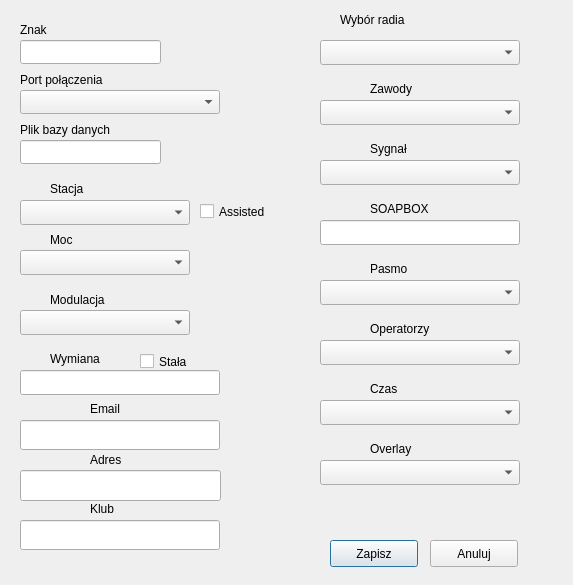
The window that konfiguracja.ui (darvark/CallLogger) describes before a commit, drawn with Qt 5.
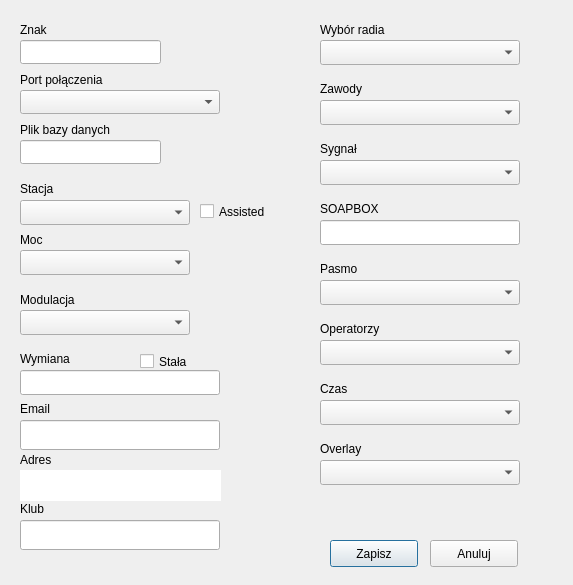
The same window after the commit.

What changed in the file:
```diff
--- a/konfiguracja.ui
+++ b/konfiguracja.ui
@@ -75,7 +75,7 @@
   <widget class="QLabel" name="label_5">
    <property name="geometry">
     <rect>
-     <x>50</x>
+     <x>20</x>
      <y>230</y>
      <width>58</width>
      <height>20</height>
@@ -114,7 +114,7 @@
   <widget class="QLabel" name="label_6">
    <property name="geometry">
     <rect>
-     <x>50</x>
+     <x>20</x>
      <y>290</y>
      <width>84</width>
      <height>20</height>
@@ -127,8 +127,8 @@
   <widget class="QLabel" name="label_7">
    <property name="geometry">
     <rect>
-     <x>340</x>
-     <y>10</y>
+     <x>320</x>
+     <y>20</y>
      <width>111</width>
      <height>20</height>
     </rect>
@@ -146,11 +146,14 @@
      <height>31</height>
     </rect>
    </property>
+   <property name="frame">
+    <bool>false</bool>
+   </property>
   </widget>
   <widget class="QLabel" name="label_8">
    <property name="geometry">
     <rect>
-     <x>90</x>
+     <x>20</x>
      <y>450</y>
      <width>84</width>
      <height>20</height>
@@ -176,7 +179,7 @@
   <widget class="QLabel" name="label_10">
    <property name="geometry">
     <rect>
-     <x>370</x>
+     <x>320</x>
      <y>260</y>
      <width>84</width>
      <height>17</height>
@@ -189,7 +192,7 @@
   <widget class="QLabel" name="label_11">
    <property name="geometry">
     <rect>
-     <x>370</x>
+     <x>320</x>
      <y>80</y>
      <width>84</width>
      <height>17</height>
@@ -202,7 +205,7 @@
   <widget class="QLabel" name="label_12">
    <property name="geometry">
     <rect>
-     <x>370</x>
+     <x>320</x>
      <y>320</y>
      <width>91</width>
      <height>17</height>
@@ -215,7 +218,7 @@
   <widget class="QLabel" name="label_13">
    <property name="geometry">
     <rect>
-     <x>50</x>
+     <x>20</x>
      <y>180</y>
      <width>84</width>
      <height>17</height>
@@ -228,7 +231,7 @@
   <widget class="QLabel" name="label_14">
    <property name="geometry">
     <rect>
-     <x>370</x>
+     <x>320</x>
      <y>380</y>
      <width>84</width>
      <height>17</height>
@@ -241,7 +244,7 @@
   <widget class="QLabel" name="label_15">
    <property name="geometry">
     <rect>
-     <x>370</x>
+     <x>320</x>
      <y>140</y>
      <width>84</width>
      <height>17</height>
@@ -254,7 +257,7 @@
   <widget class="QLabel" name="label_16">
    <property name="geometry">
     <rect>
-     <x>370</x>
+     <x>320</x>
      <y>440</y>
      <width>84</width>
      <height>17</height>
@@ -267,7 +270,7 @@
   <widget class="QLabel" name="label_17">
    <property name="geometry">
     <rect>
-     <x>90</x>
+     <x>20</x>
      <y>500</y>
      <width>84</width>
      <height>17</height>
@@ -290,7 +293,7 @@
   <widget class="QLabel" name="label_18">
    <property name="geometry">
     <rect>
-     <x>90</x>
+     <x>20</x>
      <y>400</y>
      <width>84</width>
      <height>17</height>
@@ -313,7 +316,7 @@
   <widget class="QLabel" name="label_19">
    <property name="geometry">
     <rect>
-     <x>370</x>
+     <x>320</x>
      <y>200</y>
      <width>84</width>
      <height>17</height>
@@ -436,7 +439,7 @@
   <widget class="QLabel" name="label_4">
    <property name="geometry">
     <rect>
-     <x>50</x>
+     <x>20</x>
      <y>350</y>
      <width>84</width>
      <height>17</height>
```
Left out of the diff: 8 changed lines with no effect on the pictures.
